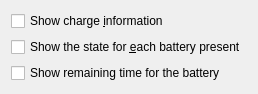
mgottschlag/kwin-tiling, file plasma/generic/applets/batterymonitor/contents/ui/config.ui: the form before one commit.
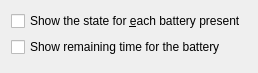
The form after the commit.

Commit message: Remove the battery overlay

Patch:
```diff
--- a/plasma/generic/applets/batterymonitor/contents/ui/config.ui
+++ b/plasma/generic/applets/batterymonitor/contents/ui/config.ui
@@ -14,16 +14,6 @@
    <string>Configure Battery Monitor</string>
   </property>
   <layout class="QVBoxLayout" name="verticalLayout">
-   <item>
-    <widget class="QCheckBox" name="kcfg_showBatteryString">
-     <property name="toolTip">
-      <string/>
-     </property>
-     <property name="text">
-      <string>Show charge &amp;information</string>
-     </property>
-    </widget>
-   </item>
    <item>
     <widget class="QCheckBox" name="kcfg_showMultipleBatteries">
      <property name="toolTip">
```
The commit also changes 2 other files.
